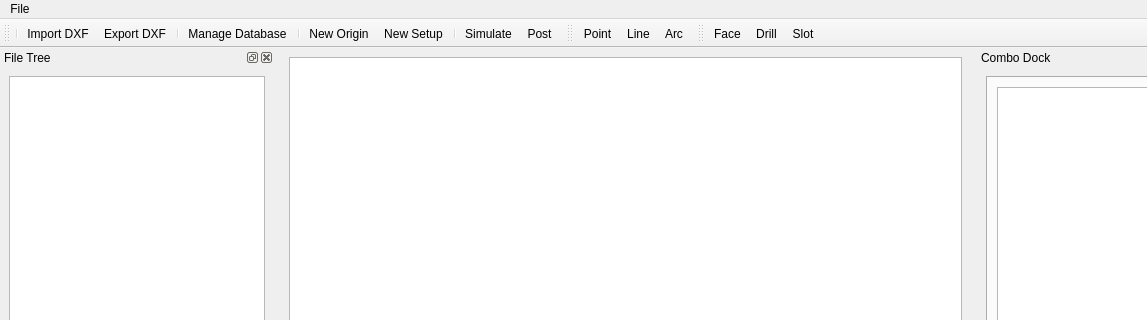
This is designer/camo_main_window.ui in JonRob812/CAMOnion as Qt 5 draws it before an edit; both pictures show x 0 to 1147 and y 0 to 320 of the 1273 by 648 pixel window. The edited form follows.
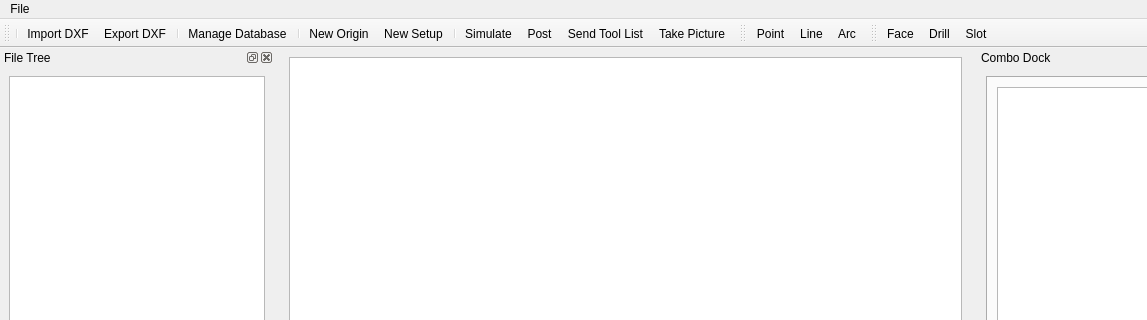
This is the edited form. Custom widgets are drawn as their Qt base class.

Commit message: setup tools and take picture

Diff of the .ui file:
```diff
--- a/designer/camo_main_window.ui
+++ b/designer/camo_main_window.ui
@@ -220,6 +220,8 @@
    <addaction name="separator"/>
    <addaction name="actionSimulate"/>
    <addaction name="actionPost"/>
+   <addaction name="actionSend_Tool_List"/>
+   <addaction name="actionTake_Picture"/>
   </widget>
   <widget class="QStatusBar" name="statusbar"/>
   <widget class="QToolBar" name="drawing_toolbar">
@@ -369,6 +371,16 @@
     <string>Slot</string>
    </property>
   </action>
+  <action name="actionSend_Tool_List">
+   <property name="text">
+    <string>Send Tool List</string>
+   </property>
+  </action>
+  <action name="actionTake_Picture">
+   <property name="text">
+    <string>Take Picture</string>
+   </property>
+  </action>
  </widget>
  <customwidgets>
   <customwidget>
```
The commit also changes 12 other files.
